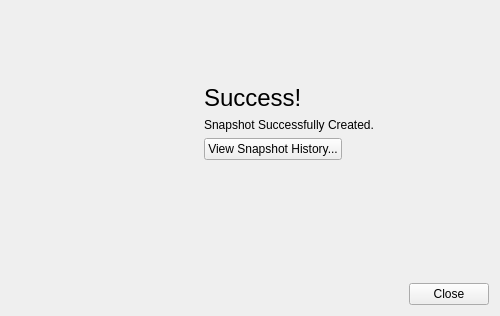
The window that resources/snapshot_form.ui (shotgunsoftware/tk-multi-snapshot) describes before a commit, drawn with Qt 5.
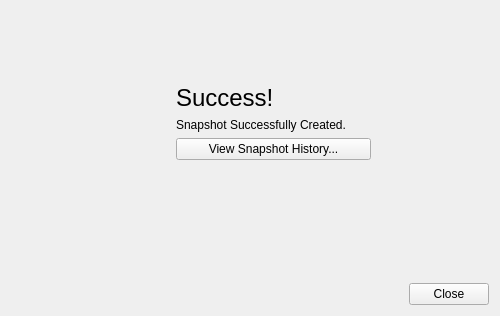
The same window after the commit. The open tabs and pages were chosen to show the change. Icons and pictures are not drawn. Custom widgets are drawn as their Qt base class.

Commit message: #20983 - user that created snapshot is now preserved in comments file and displayed in history.  Snapshot history will also now show comments saved using the old tk-nuke-publish snapshot functionality

```diff
--- a/resources/snapshot_form.ui
+++ b/resources/snapshot_form.ui
@@ -360,6 +360,12 @@
             <layout class="QHBoxLayout" name="horizontalLayout_7" stretch="0,1">
              <item>
               <widget class="QPushButton" name="history_btn">
+               <property name="minimumSize">
+                <size>
+                 <width>195</width>
+                 <height>0</height>
+                </size>
+               </property>
                <property name="text">
                 <string>View Snapshot History...</string>
                </property>
```
Left out of the diff: 5 changed lines with no effect on the pictures. The commit also changes 2 other files.
